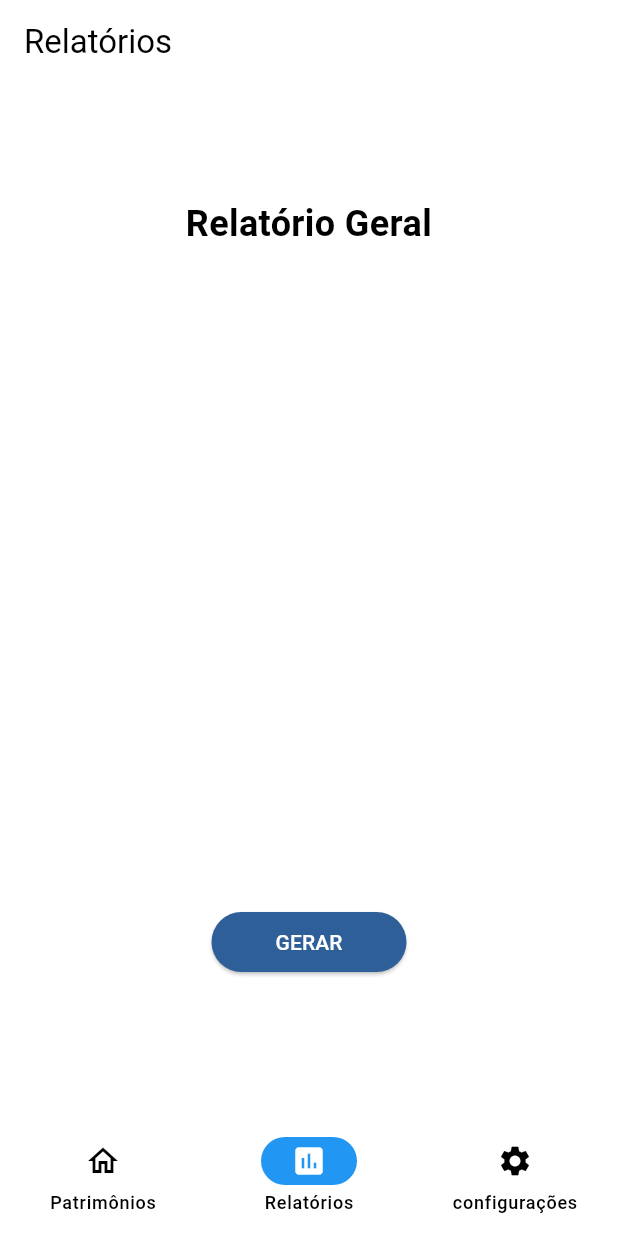
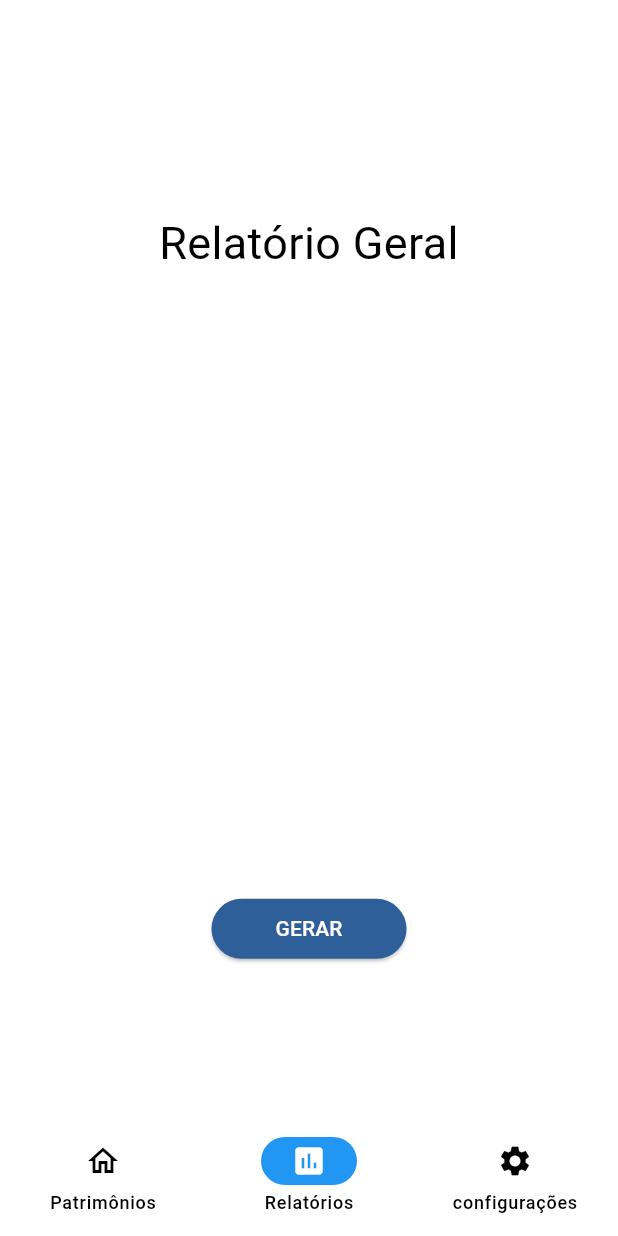
Before and after one commit to CristianoPam/inventario_ibp, a Flutter app: the screen it shows once a user with an empty profile is signed in, item 2 of the bottom bar chosen, on a phone screen of 412 x 824 dp. Run offline on Flutter 3.47's test engine with Material 3 defaults, Android fonts, the phone set to English and light mode, and no system bars; drawn by our look-alikes of fl_chart; our stand-ins replace cloud_firestore, firebase_auth, firebase_core, firebase_storage, flutter_riverpod, go_router and 4 more; missing offline and left inert: dart:ffi, validatorless; accounts and stored records are empty.

Commit message:
outros_ajustes_grafico

```diff
--- a/lib/pages/relatorios_pages.dart
+++ b/lib/pages/relatorios_pages.dart
@@ -60,7 +60,7 @@ class _RelatoriosPagesState extends State<RelatoriosPages> {
     return Scaffold(
       backgroundColor: Colors.white,
       appBar: AppBar(
-        title: const Text('Relatórios'),
+        //title: const Text('Relatórios'),
       ),
       body: Center(
         child: _data.isEmpty
@@ -74,20 +74,21 @@ class _RelatoriosPagesState extends State<RelatoriosPages> {
                       'Relatório Geral',
                       textAlign: TextAlign.center,
                       style: TextStyle(
-                        fontSize: 24,
-                        fontWeight: FontWeight.bold,
+                        fontSize: 30,
+                        //fontWeight: FontWeight.bold,
                       ),
                     ),
-                    const SizedBox(height: 30),
+                    const SizedBox(height: 100),
                     AspectRatio(
-                      aspectRatio: 1,
+                      aspectRatio: 1.65,
                       child: PieChart(
                         PieChartData(
+                          sectionsSpace: 0, // Remover espaço entre as fatias
                           sections: _buildPieChartSections(),
                         ),
                       ),
                     ),
-                    const SizedBox(height: 40.0),
+                    const SizedBox(height: 90.0),
                     SizedBox(
                       height: 40,
                       width: 130,
@@ -124,13 +125,15 @@ class _RelatoriosPagesState extends State<RelatoriosPages> {
     return _data.entries.map((entry) {
       return PieChartSectionData(
         color: _getColor(entry.key),
-        value: entry.value.toDouble(),
-        title: '${entry.key} (${entry.value})',
-        radius: 85,
+        value: entry.value.toDouble() ,
+        title: '${entry.key} \n (${entry.value})',
+        radius: 50,
+        titlePositionPercentageOffset: 1.75, // Colocar a legenda fora da fatia
         titleStyle: const TextStyle(
-          fontSize: 16,
+          fontSize: 13,
           fontWeight: FontWeight.bold,
           color: Colors.black87,
+
         ),
       );
     }).toList();
```
